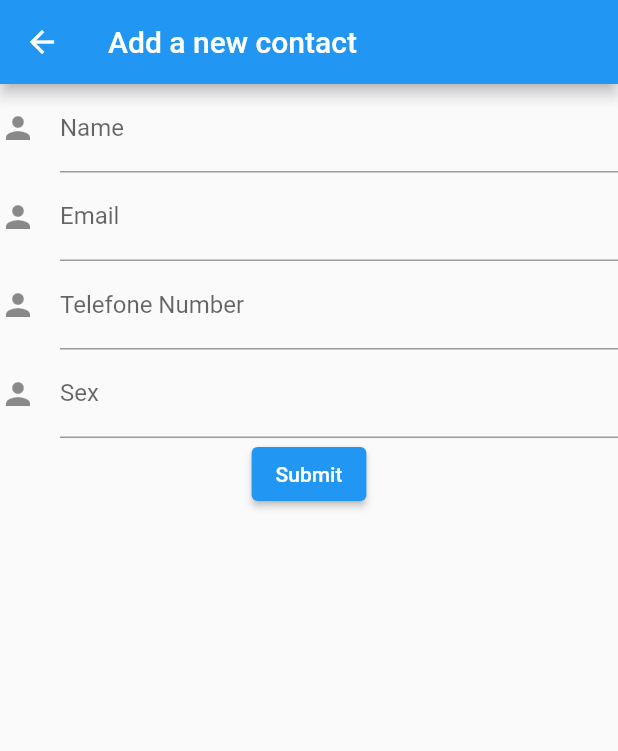
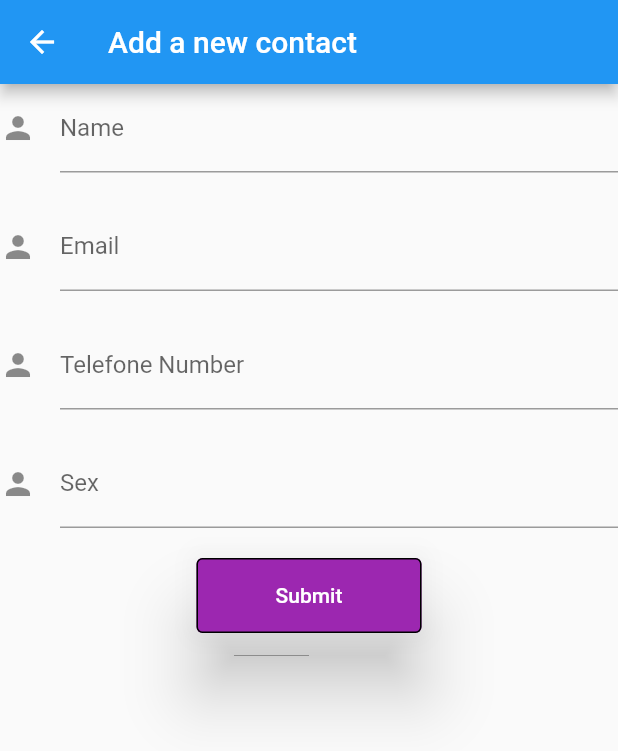
Before and after one commit to Csvop/Lista-de-Contatos, a Flutter app: the screen it shows after launch, after a tap on the "add" icon, on a phone screen of 412 x 824 dp. Shown: the top 751 px of the screen. Run offline on Flutter 3.47's test engine with Material 2 defaults, Android fonts, the phone set to English and light mode, and no system bars.

Commit message:
EH GOOOOOOOL

```diff
--- a/lib/addContacts.dart
+++ b/lib/addContacts.dart
@@ -10,7 +10,23 @@ class ContactForm extends StatefulWidget {
 }
 
 class ContactFormState extends State<ContactForm> {
-  //Navigator.pop(context);
+  final nome = TextEditingController();
+  final email = TextEditingController();
+  final telefone = TextEditingController();
+  final sexo = TextEditingController();
+
+  void _printLatestValue() {
+    print('${nome.text}');
+  }
+
+  @override
+  void initState() {
+  super.initState();
+
+  // Start listening to changes.
+  nome.addListener(_printLatestValue);
+}
+
 
   @override
   Widget build(BuildContext context) {
@@ -28,6 +44,11 @@ class ContactFormState extends State<ContactForm> {
                 hintText: 'Insert your name here',
                 labelText: 'Name',
                 ),
+                controller: nome,
+              ),
+              Container(
+                width: 20,
+                height: 20,
               ),
               TextFormField(
                 decoration: const InputDecoration(
@@ -35,6 +56,11 @@ class ContactFormState extends State<ContactForm> {
                 hintText: 'Insert your email here',
                 labelText: 'Email',
                 ),
+                controller: email,
+              ),
+              Container(
+                width: 20,
+                height: 20,
               ),
               TextFormField(
                 decoration: const InputDecoration(
@@ -42,6 +68,11 @@ class ContactFormState extends State<ContactForm> {
                 hintText: 'Insert your telefone number here',
                 labelText: 'Telefone Number',
                 ),
+                controller: telefone,
+              ),
+              Container(
+                width: 20,
+                height: 20,
               ),
               TextFormField(
                 decoration: const InputDecoration(
@@ -49,10 +80,25 @@ class ContactFormState extends State<ContactForm> {
                 hintText: 'Insert M for Man or F for Woman',
                 labelText: 'Sex',
                 ),
+                controller: sexo,
+              ),
+              Container(
+                width: 20,
+                height: 20,
               ),
               ElevatedButton(
+                style:
+                  ElevatedButton.styleFrom(
+                  onPrimary: Colors.white,
+                  primary: Colors.purple,
+                  onSurface: Colors.grey,
+                  side: BorderSide(color: Colors.black, width: 1),
+                  elevation: 20,
+                  minimumSize: Size(150,50),
+                ),
                 onPressed: () {
-                  Navigator.pop(context, Contact('Joao', 1, '431212', 'email@email.com'));
+                  var sex = ('M' == sexo.text)?0:1;
+                  Navigator.pop(context, Contact(nome.text, sex, telefone.text, email.text,));
                   ScaffoldMessenger.of(context)
                       .showSnackBar(SnackBar(content: Text('Processing Data')));
                 },
--- a/lib/home.dart
+++ b/lib/home.dart
@@ -19,16 +19,18 @@ class _ContactListScreenState extends State<ContactListScreen> {
 
   void _addContact() async {
 
-    final retorno = await Navigator.push(context,
+    final newContact = await Navigator.push(context,
 
     MaterialPageRoute(builder: (context) => ContactForm()),
 
     );
 
 
+    setState(() {
 
-    contactList.add(retorno);
+      contactList.add(newContact);
 
+    });
   }
 
   @override
```
